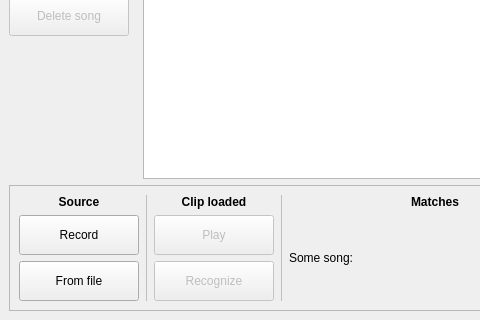
Old version of the form pyaacrl-gui-main.ui in the repository azhpushkin/pyaacrl-demo; both pictures show x 0 to 480 and y 180 to 500 of the 600 by 500 pixel window.
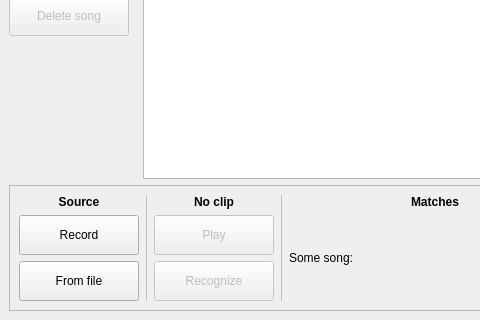
New version of the form. Icons and pictures are not drawn.

Commit message: Add clip replay MVP

Patch:
```diff
--- a/pyaacrl-gui-main.ui
+++ b/pyaacrl-gui-main.ui
@@ -342,7 +342,7 @@
             </font>
            </property>
            <property name="text">
-            <string>Clip loaded</string>
+            <string>No clip</string>
            </property>
            <property name="alignment">
             <set>Qt::AlignCenter</set>
```
The commit also changes 3 other files.
